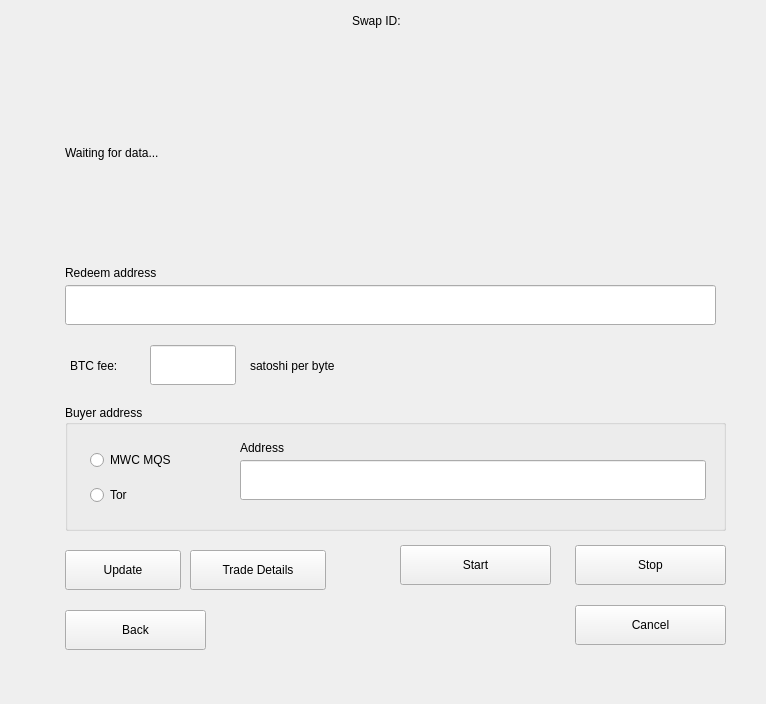
Qt form windows_desktop/s_editswap_w.ui (0xkobe/mwc-wallet) before a commit.
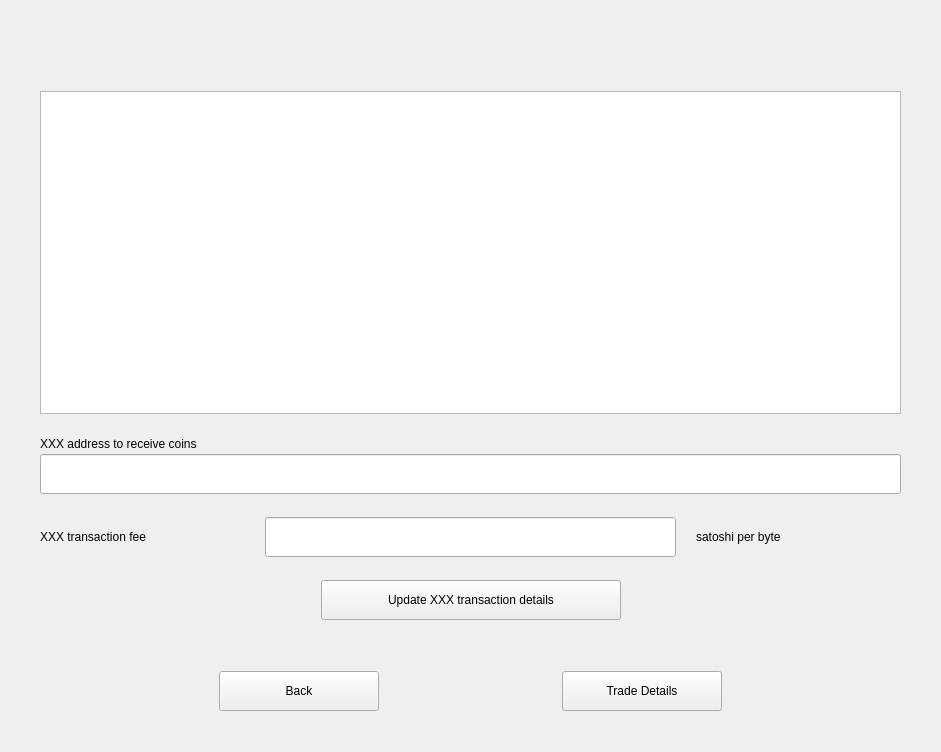
The same form after that commit. Custom widgets are drawn as their Qt base class.

Patch:
```diff
--- a/windows_desktop/s_editswap_w.ui
+++ b/windows_desktop/s_editswap_w.ui
@@ -6,24 +6,46 @@
    <rect>
     <x>0</x>
     <y>0</y>
-    <width>766</width>
-    <height>704</height>
+    <width>941</width>
+    <height>752</height>
    </rect>
   </property>
   <property name="windowTitle">
    <string>Form</string>
   </property>
-  <widget class="control::MwcLineEditNormal" name="redeemAddressEdit">
-   <property name="geometry">
-    <rect>
-     <x>65</x>
-     <y>285</y>
-     <width>651</width>
-     <height>40</height>
-    </rect>
+  <layout class="QVBoxLayout" name="verticalLayout" stretch="0,1,0,0,0,0,0,0,0,0,0,0,0">
+   <property name="spacing">
+    <number>3</number>
    </property>
+   <property name="leftMargin">
+    <number>40</number>
+   </property>
+   <property name="topMargin">
+    <number>90</number>
+   </property>
+   <property name="rightMargin">
+    <number>40</number>
+   </property>
+   <property name="bottomMargin">
+    <number>40</number>
+   </property>
+   <item>
+    <spacer name="verticalSpacer_5">
+     <property name="orientation">
+      <enum>Qt::Vertical</enum>
+     </property>
+     <property name="sizeHint" stdset="0">
+      <size>
+       <width>20</width>
+       <height>1</height>
+      </size>
+     </property>
+    </spacer>
+   </item>
+   <item>
+    <widget class="QTextEdit" name="tradeDesriptionLabel">
    <property name="sizePolicy">
-    <sizepolicy hsizetype="Minimum" vsizetype="Fixed">
+      <sizepolicy hsizetype="Minimum" vsizetype="Expanding">
      <horstretch>0</horstretch>
      <verstretch>0</verstretch>
     </sizepolicy>
@@ -31,34 +53,47 @@
    <property name="minimumSize">
     <size>
      <width>0</width>
-     <height>40</height>
+       <height>0</height>
     </size>
    </property>
    <property name="maximumSize">
     <size>
      <width>16777215</width>
-     <height>40</height>
-    </size>
-   </property>
-   <property name="text">
+       <height>350</height>
+      </size>
+     </property>
+     <property name="focusPolicy">
+      <enum>Qt::TabFocus</enum>
+     </property>
+     <property name="toolTip">
     <string/>
    </property>
-   <property name="maxLength">
-    <number>1024</number>
+     <property name="readOnly">
+      <bool>true</bool>
    </property>
    <property name="placeholderText">
     <string/>
    </property>
   </widget>
+   </item>
+   <item>
+    <spacer name="verticalSpacer">
+     <property name="orientation">
+      <enum>Qt::Vertical</enum>
+     </property>
+     <property name="sizeType">
+      <enum>QSizePolicy::Fixed</enum>
+     </property>
+     <property name="sizeHint" stdset="0">
+      <size>
+       <width>20</width>
+       <height>20</height>
+      </size>
+     </property>
+    </spacer>
+   </item>
+   <item>
   <widget class="control::MwcLabelSmall" name="secondaryAddressLabel">
-   <property name="geometry">
-    <rect>
-     <x>65</x>
-     <y>265</y>
-     <width>226</width>
-     <height>16</height>
-    </rect>
-   </property>
    <property name="sizePolicy">
     <sizepolicy hsizetype="Fixed" vsizetype="Preferred">
      <horstretch>0</horstretch>
@@ -72,30 +107,12 @@
     </size>
    </property>
    <property name="text">
-    <string>Redeem address</string>
-   </property>
-  </widget>
-  <widget class="QGroupBox" name="addressBox">
-   <property name="geometry">
-    <rect>
-     <x>65</x>
-     <y>405</y>
-     <width>661</width>
-     <height>126</height>
-    </rect>
-   </property>
-   <property name="title">
-    <string>Buyer address</string>
-   </property>
-   <widget class="control::MwcLineEditNormal" name="destinationEdit">
-    <property name="geometry">
-     <rect>
-      <x>175</x>
-      <y>55</y>
-      <width>466</width>
-      <height>40</height>
-     </rect>
-    </property>
+      <string>XXX address to receive coins</string>
+     </property>
+    </widget>
+   </item>
+   <item>
+    <widget class="control::MwcLineEditNormal" name="redeemAddressEdit">
     <property name="sizePolicy">
      <sizepolicy hsizetype="Minimum" vsizetype="Fixed">
       <horstretch>0</horstretch>
@@ -114,6 +131,12 @@
       <height>40</height>
      </size>
     </property>
+     <property name="toolTip">
+      <string>Address to receive the coins</string>
+     </property>
+     <property name="text">
+      <string/>
+     </property>
     <property name="maxLength">
      <number>1024</number>
     </property>
@@ -121,43 +144,32 @@
      <string/>
     </property>
    </widget>
-   <widget class="QRadioButton" name="mwcmqsRadio">
-    <property name="geometry">
-     <rect>
-      <x>25</x>
-      <y>45</y>
-      <width>111</width>
-      <height>20</height>
-     </rect>
-    </property>
-    <property name="text">
-     <string>MWC MQS</string>
-    </property>
-   </widget>
-   <widget class="QRadioButton" name="torRadio">
-    <property name="geometry">
-     <rect>
-      <x>25</x>
-      <y>80</y>
-      <width>111</width>
+   </item>
+   <item>
+    <spacer name="verticalSpacer_2">
+     <property name="orientation">
+      <enum>Qt::Vertical</enum>
+     </property>
+     <property name="sizeType">
+      <enum>QSizePolicy::Fixed</enum>
+     </property>
+     <property name="sizeHint" stdset="0">
+      <size>
+       <width>20</width>
       <height>20</height>
-     </rect>
-    </property>
-    <property name="text">
-     <string>Tor</string>
-    </property>
-   </widget>
-   <widget class="control::MwcLabelSmall" name="label_8">
-    <property name="geometry">
-     <rect>
-      <x>175</x>
-      <y>35</y>
-      <width>226</width>
-      <height>16</height>
-     </rect>
-    </property>
+      </size>
+     </property>
+    </spacer>
+   </item>
+   <item>
+    <layout class="QHBoxLayout" name="horizontalLayout" stretch="1,2,1">
+     <property name="spacing">
+      <number>20</number>
+     </property>
+     <item>
+      <widget class="control::MwcLabelNormal" name="secTransFeeLabel">
     <property name="sizePolicy">
-     <sizepolicy hsizetype="Fixed" vsizetype="Preferred">
+        <sizepolicy hsizetype="Preferred" vsizetype="Preferred">
       <horstretch>0</horstretch>
       <verstretch>0</verstretch>
      </sizepolicy>
@@ -169,34 +181,14 @@
      </size>
     </property>
     <property name="text">
-     <string>Address</string>
-    </property>
-   </widget>
-  </widget>
-  <widget class="control::MwcLabelNormal" name="tradeDesriptionLabel">
-   <property name="geometry">
-    <rect>
-     <x>65</x>
-     <y>55</y>
-     <width>656</width>
-     <height>196</height>
-    </rect>
-   </property>
-   <property name="text">
-    <string>Waiting for data...</string>
-   </property>
-  </widget>
+        <string>XXX transaction fee</string>
+       </property>
+      </widget>
+     </item>
+     <item>
   <widget class="control::MwcLineEditNormal" name="secondaryFeeEdit">
-   <property name="geometry">
-    <rect>
-     <x>150</x>
-     <y>345</y>
-     <width>86</width>
-     <height>40</height>
-    </rect>
-   </property>
    <property name="sizePolicy">
-    <sizepolicy hsizetype="Minimum" vsizetype="Fixed">
+        <sizepolicy hsizetype="Expanding" vsizetype="Preferred">
      <horstretch>0</horstretch>
      <verstretch>0</verstretch>
     </sizepolicy>
@@ -209,7 +201,7 @@
    </property>
    <property name="maximumSize">
     <size>
-     <width>16777215</width>
+         <width>200000</width>
      <height>40</height>
     </size>
    </property>
@@ -217,50 +209,55 @@
     <string/>
    </property>
    <property name="maxLength">
-    <number>1024</number>
-   </property>
-   <property name="placeholderText">
-    <string/>
-   </property>
-  </widget>
-  <widget class="control::MwcLabelNormal" name="secondaryFeeLabel">
-   <property name="geometry">
-    <rect>
-     <x>70</x>
-     <y>355</y>
-     <width>76</width>
-     <height>21</height>
-    </rect>
-   </property>
-   <property name="text">
-    <string>BTC fee:</string>
-   </property>
-  </widget>
-  <widget class="control::MwcLabelNormal" name="secondaryFeeUnitsLabel">
-   <property name="geometry">
-    <rect>
-     <x>250</x>
-     <y>355</y>
-     <width>141</width>
-     <height>21</height>
-    </rect>
-   </property>
+        <number>512</number>
+       </property>
+      </widget>
+     </item>
+     <item>
+      <widget class="control::MwcLabelNormal" name="secFeeUnitsLabel">
    <property name="text">
     <string>satoshi per byte</string>
    </property>
   </widget>
+     </item>
+    </layout>
+   </item>
+   <item>
+    <spacer name="verticalSpacer_3">
+     <property name="orientation">
+      <enum>Qt::Vertical</enum>
+     </property>
+     <property name="sizeType">
+      <enum>QSizePolicy::Fixed</enum>
+     </property>
+     <property name="sizeHint" stdset="0">
+      <size>
+       <width>20</width>
+       <height>20</height>
+      </size>
+     </property>
+    </spacer>
+   </item>
+   <item>
+    <layout class="QHBoxLayout" name="horizontalLayout_2">
+     <item>
+      <spacer name="horizontalSpacer">
+       <property name="orientation">
+        <enum>Qt::Horizontal</enum>
+       </property>
+       <property name="sizeHint" stdset="0">
+        <size>
+         <width>40</width>
+         <height>20</height>
+        </size>
+       </property>
+      </spacer>
+     </item>
+     <item>
   <widget class="control::MwcPushButtonNormal" name="updateBtn">
-   <property name="geometry">
-    <rect>
-     <x>65</x>
-     <y>550</y>
-     <width>116</width>
-     <height>40</height>
-    </rect>
-   </property>
    <property name="minimumSize">
     <size>
-     <width>0</width>
+         <width>300</width>
      <height>40</height>
     </size>
    </property>
@@ -273,162 +270,49 @@
    <property name="cursor">
     <cursorShape>PointingHandCursor</cursorShape>
    </property>
-   <property name="toolTip">
-    <string>Send MWC</string>
-   </property>
-   <property name="text">
-    <string>Update</string>
-   </property>
-  </widget>
-  <widget class="control::MwcPushButtonNormal" name="startButton">
-   <property name="geometry">
-    <rect>
-     <x>400</x>
-     <y>545</y>
-     <width>151</width>
-     <height>40</height>
-    </rect>
-   </property>
-   <property name="minimumSize">
-    <size>
-     <width>0</width>
-     <height>40</height>
-    </size>
-   </property>
-   <property name="maximumSize">
-    <size>
-     <width>16777215</width>
-     <height>40</height>
-    </size>
-   </property>
-   <property name="cursor">
-    <cursorShape>PointingHandCursor</cursorShape>
-   </property>
+       <property name="focusPolicy">
+        <enum>Qt::StrongFocus</enum>
+       </property>
    <property name="toolTip">
     <string>Send MWC</string>
    </property>
    <property name="text">
-    <string>Start</string>
-   </property>
-  </widget>
-  <widget class="control::MwcPushButtonNormal" name="stopButton">
-   <property name="geometry">
-    <rect>
-     <x>575</x>
-     <y>545</y>
-     <width>151</width>
-     <height>40</height>
-    </rect>
-   </property>
-   <property name="minimumSize">
+        <string>Update XXX transaction details</string>
+       </property>
+      </widget>
+     </item>
+     <item>
+      <spacer name="horizontalSpacer_2">
+       <property name="orientation">
+        <enum>Qt::Horizontal</enum>
+       </property>
+       <property name="sizeHint" stdset="0">
     <size>
-     <width>0</width>
-     <height>40</height>
-    </size>
-   </property>
-   <property name="maximumSize">
-    <size>
-     <width>16777215</width>
-     <height>40</height>
-    </size>
-   </property>
-   <property name="cursor">
-    <cursorShape>PointingHandCursor</cursorShape>
-   </property>
-   <property name="toolTip">
-    <string>Send MWC</string>
-   </property>
-   <property name="text">
-    <string>Stop</string>
-   </property>
-  </widget>
-  <widget class="control::MwcPushButtonNormal" name="tradeDetailsBtn">
-   <property name="geometry">
-    <rect>
-     <x>190</x>
-     <y>550</y>
-     <width>136</width>
-     <height>40</height>
-    </rect>
-   </property>
-   <property name="minimumSize">
+         <width>40</width>
+         <height>20</height>
+        </size>
+       </property>
+      </spacer>
+     </item>
+    </layout>
+   </item>
+   <item>
+    <spacer name="verticalSpacer_4">
+     <property name="orientation">
+      <enum>Qt::Vertical</enum>
+     </property>
+     <property name="sizeType">
+      <enum>QSizePolicy::Fixed</enum>
+     </property>
+     <property name="sizeHint" stdset="0">
     <size>
-     <width>0</width>
-     <height>40</height>
-    </size>
-   </property>
-   <property name="maximumSize">
-    <size>
-     <width>16777215</width>
-     <height>40</height>
-    </size>
-   </property>
-   <property name="cursor">
-    <cursorShape>PointingHandCursor</cursorShape>
-   </property>
-   <property name="toolTip">
-    <string>Send MWC</string>
-   </property>
-   <property name="text">
-    <string>Trade Details</string>
-   </property>
-  </widget>
-  <widget class="control::MwcPushButtonNormal" name="backButton">
-   <property name="geometry">
-    <rect>
-     <x>65</x>
-     <y>610</y>
-     <width>141</width>
-     <height>40</height>
-    </rect>
-   </property>
-   <property name="minimumSize">
-    <size>
-     <width>0</width>
-     <height>40</height>
-    </size>
-   </property>
-   <property name="maximumSize">
-    <size>
-     <width>16777215</width>
-     <height>40</height>
-    </size>
-   </property>
-   <property name="cursor">
-    <cursorShape>PointingHandCursor</cursorShape>
-   </property>
-   <property name="toolTip">
-    <string>Send MWC</string>
-   </property>
-   <property name="text">
-    <string>Back</string>
-   </property>
-  </widget>
-  <widget class="control::MwcLabelLarge" name="swapIdLabel">
-   <property name="geometry">
-    <rect>
-     <x>95</x>
-     <y>10</y>
-     <width>566</width>
-     <height>21</height>
-    </rect>
-   </property>
-   <property name="text">
-    <string>Swap ID: </string>
-   </property>
-   <property name="alignment">
-    <set>Qt::AlignCenter</set>
-   </property>
-  </widget>
-  <widget class="QWidget" name="layoutWidget">
-   <property name="geometry">
-    <rect>
-     <x>370</x>
-     <y>615</y>
-     <width>142</width>
-     <height>27</height>
-    </rect>
-   </property>
+       <width>20</width>
+       <height>20</height>
+      </size>
+     </property>
+    </spacer>
+   </item>
+   <item>
    <layout class="QHBoxLayout" name="horizontalLayout_4">
     <property name="spacing">
      <number>0</number>
@@ -501,19 +385,68 @@
      </spacer>
     </item>
    </layout>
-  </widget>
-  <widget class="control::MwcPushButtonNormal" name="cancelButton">
-   <property name="geometry">
-    <rect>
-     <x>575</x>
-     <y>605</y>
-     <width>151</width>
+   </item>
+   <item>
+    <layout class="QHBoxLayout" name="horizontalLayout_3">
+     <item>
+      <spacer name="horizontalSpacer_3">
+       <property name="orientation">
+        <enum>Qt::Horizontal</enum>
+       </property>
+       <property name="sizeHint" stdset="0">
+        <size>
+         <width>40</width>
+         <height>20</height>
+        </size>
+       </property>
+      </spacer>
+     </item>
+     <item>
+      <widget class="control::MwcPushButtonNormal" name="backButton">
+       <property name="minimumSize">
+        <size>
+         <width>160</width>
      <height>40</height>
-    </rect>
-   </property>
+        </size>
+       </property>
+       <property name="maximumSize">
+        <size>
+         <width>16777215</width>
+         <height>40</height>
+        </size>
+       </property>
+       <property name="cursor">
+        <cursorShape>PointingHandCursor</cursorShape>
+       </property>
+       <property name="focusPolicy">
+        <enum>Qt::StrongFocus</enum>
+       </property>
+       <property name="toolTip">
+        <string>Return back to the swap trades list</string>
+       </property>
+       <property name="text">
+        <string>Back</string>
+       </property>
+      </widget>
+     </item>
+     <item>
+      <spacer name="horizontalSpacer_4">
+       <property name="orientation">
+        <enum>Qt::Horizontal</enum>
+       </property>
+       <property name="sizeHint" stdset="0">
+        <size>
+         <width>40</width>
+         <height>20</height>
+        </size>
+       </property>
+      </spacer>
+     </item>
+     <item>
+      <widget class="control::MwcPushButtonNormal" name="tradeDetailsBtn">
    <property name="minimumSize">
     <size>
-     <width>0</width>
+         <width>160</width>
      <height>40</height>
     </size>
    </property>
@@ -530,9 +463,39 @@
     <string>Send MWC</string>
    </property>
    <property name="text">
-    <string>Cancel</string>
-   </property>
-  </widget>
+        <string>Trade Details</string>
+       </property>
+      </widget>
+     </item>
+     <item>
+      <spacer name="horizontalSpacer_5">
+       <property name="orientation">
+        <enum>Qt::Horizontal</enum>
+       </property>
+       <property name="sizeHint" stdset="0">
+        <size>
+         <width>40</width>
+         <height>20</height>
+        </size>
+       </property>
+      </spacer>
+     </item>
+    </layout>
+   </item>
+   <item>
+    <spacer name="verticalSpacer_6">
+     <property name="orientation">
+      <enum>Qt::Vertical</enum>
+     </property>
+     <property name="sizeHint" stdset="0">
+      <size>
+       <width>20</width>
+       <height>1</height>
+      </size>
+     </property>
+    </spacer>
+   </item>
+  </layout>
  </widget>
  <customwidgets>
   <customwidget>
@@ -550,11 +513,6 @@
    <extends>QLabel</extends>
    <header>control_desktop/MwcLabelProgress.h</header>
   </customwidget>
-  <customwidget>
-   <class>control::MwcLabelLarge</class>
-   <extends>QLabel</extends>
-   <header>control_desktop/MwcLabel.h</header>
-  </customwidget>
   <customwidget>
    <class>control::MwcLineEditNormal</class>
    <extends>QLineEdit</extends>
```
Left out of the diff: 17 changed lines with no effect on the pictures. Lines whose indentation alone changed are shown as unchanged.
